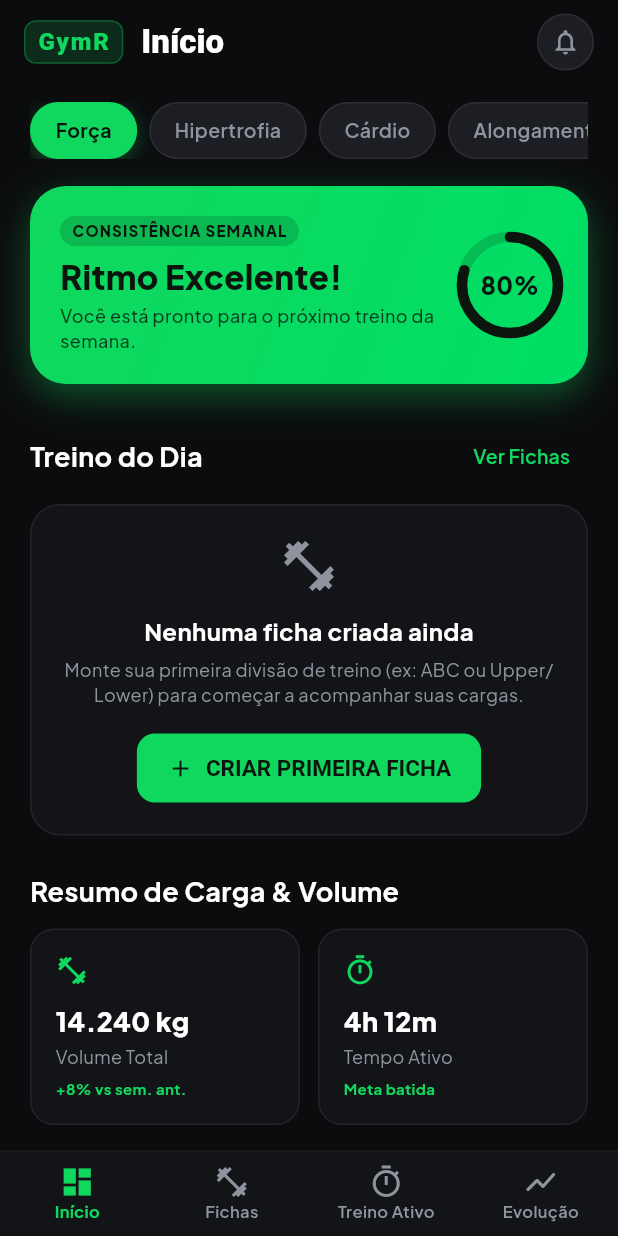
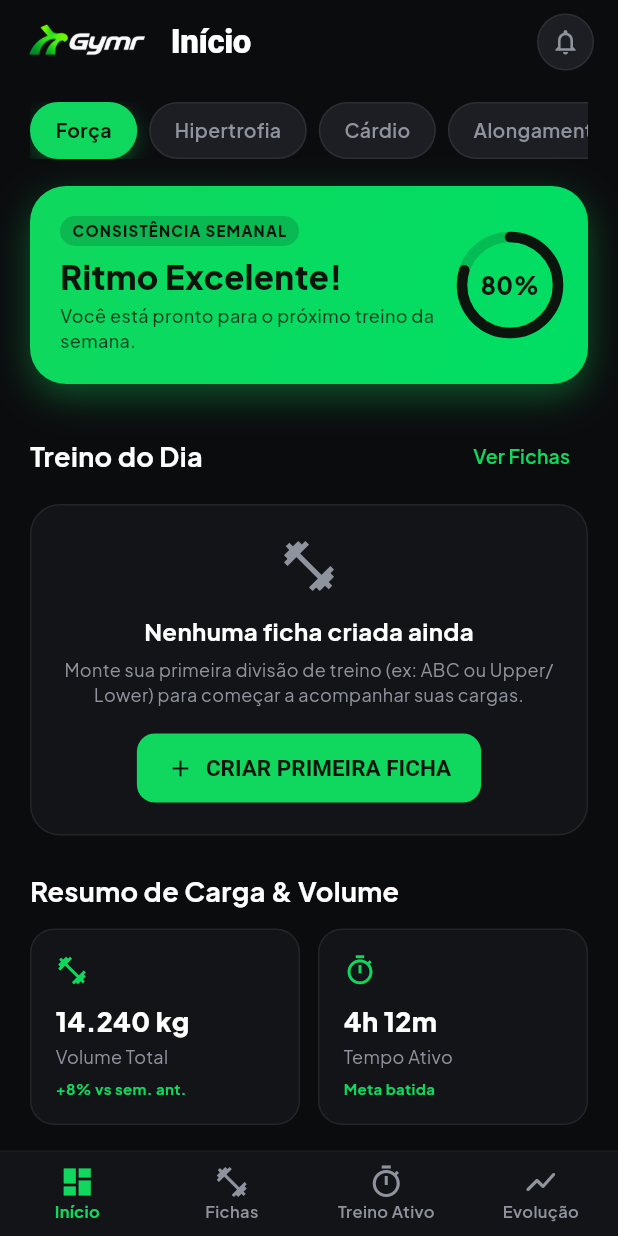
Before and after one commit to delima06/GymR-PDM, a Flutter app: the screen it shows after launch, on a phone screen of 412 x 824 dp. Run offline on Flutter 3.47's test engine with Material 3 defaults, Android fonts, the phone set to English and light mode, and no system bars; our stand-ins replace google_fonts, sqflite; accounts and stored records are empty.

Commit message:
feat: correção e adição de logos.

```diff
--- a/lib/ui/dashboard/dashboard_view.dart
+++ b/lib/ui/dashboard/dashboard_view.dart
@@ -1,6 +1,7 @@
 import 'package:flutter/material.dart';
 import 'package:provider/provider.dart';
 import '../../core/theme/app_colors.dart';
+import '../widgets/gymr_logo_title.dart';
 import 'dashboard_view_model.dart';
 
 class DashboardView extends StatefulWidget {
@@ -35,35 +36,7 @@ class _DashboardViewState extends State<DashboardView> {
 
     return Scaffold(
       appBar: AppBar(
-        title: Row(
-          children: [
-            Container(
-              padding: const EdgeInsets.symmetric(horizontal: 8, vertical: 4),
-              decoration: BoxDecoration(
-                color: AppColors.primaryNeon.withValues(alpha: 0.15),
-                borderRadius: BorderRadius.circular(8),
-                border: Border.all(color: AppColors.primaryNeon.withValues(alpha: 0.3)),
-              ),
-              child: const Text(
-                'GymR',
-                style: TextStyle(
-                  color: AppColors.primaryNeon,
-                  fontWeight: FontWeight.w900,
-                  fontSize: 16,
-                  letterSpacing: 1.2,
-                ),
-              ),
-            ),
-            const SizedBox(width: 12),
-            const Text(
-              'Início',
-              style: TextStyle(
-                fontWeight: FontWeight.w800,
-                fontSize: 22,
-              ),
-            ),
-          ],
-        ),
+        title: const GymrLogoTitle(title: 'Início'),
         actions: [
           IconButton(
             icon: Container(
--- a/lib/ui/progress/progress_view.dart
+++ b/lib/ui/progress/progress_view.dart
@@ -2,6 +2,7 @@ import 'package:flutter/material.dart';
 import 'package:provider/provider.dart';
 import 'package:intl/intl.dart';
 import '../../core/theme/app_colors.dart';
+import '../widgets/gymr_logo_title.dart';
 import 'progress_view_model.dart';
 
 class ProgressView extends StatefulWidget {
@@ -106,7 +107,7 @@ class _ProgressViewState extends State<ProgressView> {
 
     return Scaffold(
       appBar: AppBar(
-        title: const Text('Histórico e Evolução', style: TextStyle(fontWeight: FontWeight.w800, fontSize: 22)),
+        title: const GymrLogoTitle(title: 'Histórico & Evolução'),
       ),
       body: RefreshIndicator(
         color: AppColors.primaryNeon,
--- /dev/null
+++ b/lib/ui/widgets/gymr_logo_title.dart
@@ -0,0 +1,49 @@
+import 'package:flutter/material.dart';
+
+class GymrLogoTitle extends StatelessWidget {
+  final String title;
+  final double logoHeight;
+
+  const GymrLogoTitle({
+    super.key,
+    required this.title,
+    this.logoHeight = 28.0,
+  });
+
+  @override
+  Widget build(BuildContext context) {
+    return Row(
+      mainAxisSize: MainAxisSize.min,
+      crossAxisAlignment: CrossAxisAlignment.center,
+      children: [
+        Image.asset(
+          'assets/logotipo_gymr.png',
+          height: logoHeight,
+          fit: BoxFit.contain,
+          errorBuilder: (context, error, stackTrace) {
+            return const Text(
+              'GymR',
+              style: TextStyle(
+                fontWeight: FontWeight.w900,
+                fontSize: 20,
+                letterSpacing: 1.2,
+              ),
+            );
+          },
+        ),
+        const SizedBox(width: 14),
+        Flexible(
+          child: Text(
+            title,
+            overflow: TextOverflow.ellipsis,
+            style: const TextStyle(
+              fontWeight: FontWeight.w800,
+              fontSize: 22,
+              letterSpacing: -0.3,
+            ),
+          ),
+        ),
+      ],
+    );
+  }
+}
--- a/lib/ui/workouts/workouts_view.dart
+++ b/lib/ui/workouts/workouts_view.dart
@@ -1,6 +1,7 @@
 import 'package:flutter/material.dart';
 import 'package:provider/provider.dart';
 import '../../core/theme/app_colors.dart';
+import '../widgets/gymr_logo_title.dart';
 import 'workouts_view_model.dart';
 import 'create_workout_view.dart';
 
@@ -30,10 +31,7 @@ class _WorkoutsViewState extends State<WorkoutsView> {
 
     return Scaffold(
       appBar: AppBar(
-        title: const Text(
-          'Minhas Fichas',
-          style: TextStyle(fontWeight: FontWeight.w800, fontSize: 22),
-        ),
+        title: const GymrLogoTitle(title: 'Minhas Fichas'),
         actions: [
           IconButton(
             icon: Container(
```
Also changed, not shown: lib/ui/active_workout/active_workout_view.dart (+3 -18 lines), pubspec.yaml (+3 -4 lines), assets/icone_gymr.png (added), assets/logotipo_gymr.png (added), 13 other files.
